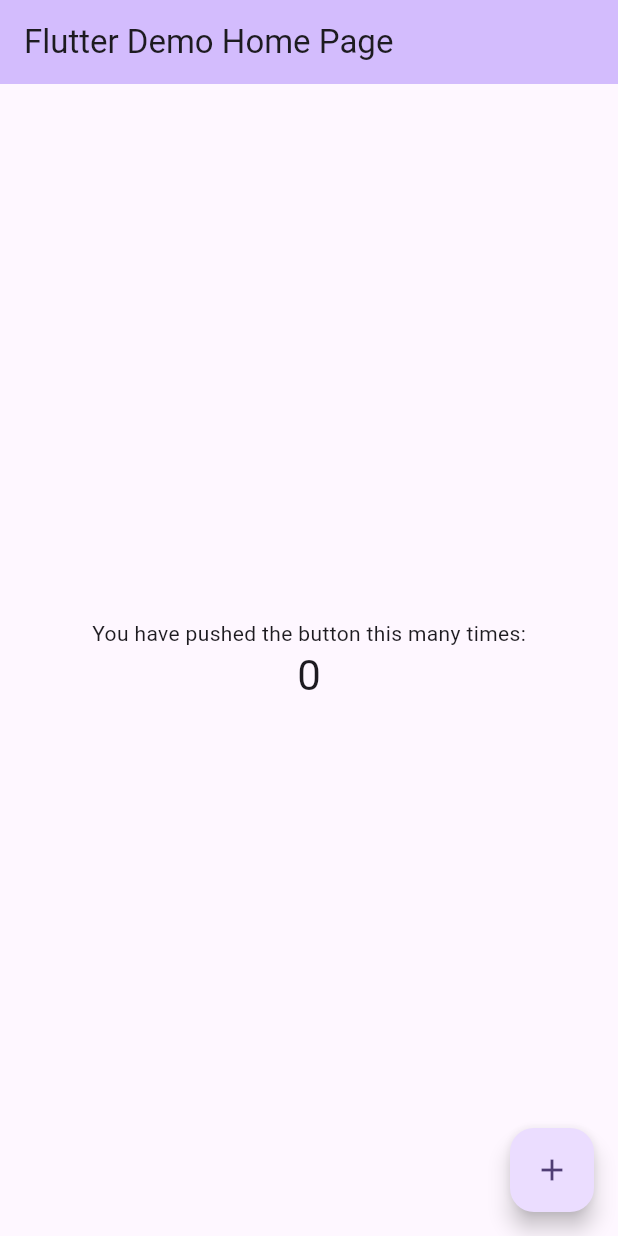
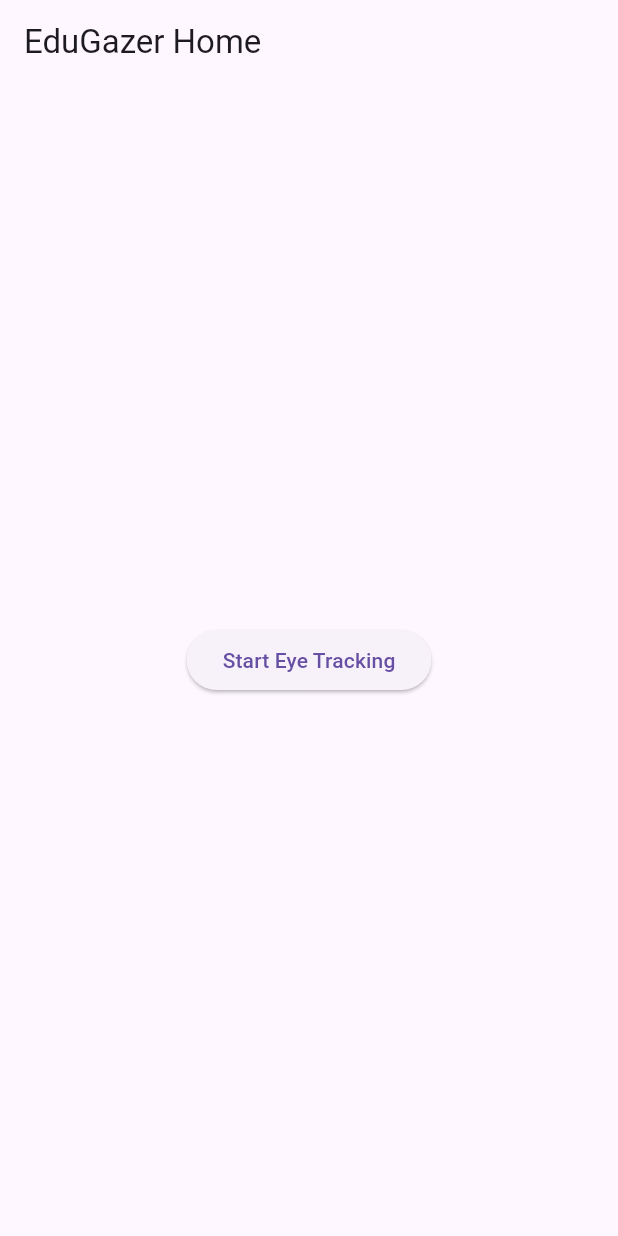
Before and after one commit to noelln/edugaze, a Flutter app: the screen it shows after launch, on a phone screen of 412 x 824 dp. Run offline on Flutter 3.47's test engine with Material 3 defaults, Android fonts, the phone set to English and light mode, and no system bars; missing offline and left inert: dart:js.

Commit message:
Update eye tracking logic and app styling

```diff
--- a/lib/main.dart
+++ b/lib/main.dart
@@ -1,4 +1,5 @@
 import 'package:flutter/material.dart';
+import 'dart:js' as js;
 
 void main() {
   runApp(const MyApp());
@@ -6,120 +7,33 @@ void main() {
 
 class MyApp extends StatelessWidget {
   const MyApp({super.key});
-
-  // This widget is the root of your application.
   @override
   Widget build(BuildContext context) {
     return MaterialApp(
-      title: 'Flutter Demo',
-      theme: ThemeData(
-        // This is the theme of your application.
-        //
-        // TRY THIS: Try running your application with "flutter run". You'll see
-        // the application has a purple toolbar. Then, without quitting the app,
-        // try changing the seedColor in the colorScheme below to Colors.green
-        // and then invoke "hot reload" (save your changes or press the "hot
-        // reload" button in a Flutter-supported IDE, or press "r" if you used
-        // the command line to start the app).
-        //
-        // Notice that the counter didn't reset back to zero; the application
-        // state is not lost during the reload. To reset the state, use hot
-        // restart instead.
-        //
-        // This works for code too, not just values: Most code changes can be
-        // tested with just a hot reload.
-        colorScheme: ColorScheme.fromSeed(seedColor: Colors.deepPurple),
-        useMaterial3: true,
-      ),
-      home: const MyHomePage(title: 'Flutter Demo Home Page'),
+      title: 'EduGazer Demo',
+      theme: ThemeData(primarySwatch: Colors.deepPurple),
+      home: const MyHomePage(),
     );
   }
 }
 
-class MyHomePage extends StatefulWidget {
-  const MyHomePage({super.key, required this.title});
+class MyHomePage extends StatelessWidget {
+  const MyHomePage({super.key});
 
-  // This widget is the home page of your application. It is stateful, meaning
-  // that it has a State object (defined below) that contains fields that affect
-  // how it looks.
-
-  // This class is the configuration for the state. It holds the values (in this
-  // case the title) provided by the parent (in this case the App widget) and
-  // used by the build method of the State. Fields in a Widget subclass are
-  // always marked "final".
-
-  final String title;
-
-  @override
-  State<MyHomePage> createState() => _MyHomePageState();
-}
-
-class _MyHomePageState extends State<MyHomePage> {
-  int _counter = 0;
-
-  void _incrementCounter() {
-    setState(() {
-      // This call to setState tells the Flutter framework that something has
-      // changed in this State, which causes it to rerun the build method below
-      // so that the display can reflect the updated values. If we changed
-      // _counter without calling setState(), then the build method would not be
-      // called again, and so nothing would appear to happen.
-      _counter++;
-    });
+  void startEyeTracking() {
+    js.context.callMethod('startWebGazer');
   }
 
   @override
   Widget build(BuildContext context) {
-    // This method is rerun every time setState is called, for instance as done
-    // by the _incrementCounter method above.
-    //
-    // The Flutter framework has been optimized to make rerunning build methods
-    // fast, so that you can just rebuild anything that needs updating rather
-    // than having to individually change instances of widgets.
     return Scaffold(
-      appBar: AppBar(
-        // TRY THIS: Try changing the color here to a specific color (to
-        // Colors.amber, perhaps?) and trigger a hot reload to see the AppBar
-        // change color while the other colors stay the same.
-        backgroundColor: Theme.of(context).colorScheme.inversePrimary,
-        // Here we take the value from the MyHomePage object that was created by
-        // the App.build method, and use it to set our appbar title.
-        title: Text(widget.title),
-      ),
+      appBar: AppBar(title: const Text("EduGazer Home")),
       body: Center(
-        // Center is a layout widget. It takes a single child and positions it
-        // in the middle of the parent.
-        child: Column(
-          // Column is also a layout widget. It takes a list of children and
-          // arranges them vertically. By default, it sizes itself to fit its
-          // children horizontally, and tries to be as tall as its parent.
-          //
-          // Column has various properties to control how it sizes itself and
-          // how it positions its children. Here we use mainAxisAlignment to
-          // center the children vertically; the main axis here is the vertical
-          // axis because Columns are vertical (the cross axis would be
-          // horizontal).
-          //
-          // TRY THIS: Invoke "debug painting" (choose the "Toggle Debug Paint"
-          // action in the IDE, or press "p" in the console), to see the
-          // wireframe for each widget.
-          mainAxisAlignment: MainAxisAlignment.center,
-          children: <Widget>[
-            const Text(
-              'You have pushed the button this many times:',
-            ),
-            Text(
-              '$_counter',
-              style: Theme.of(context).textTheme.headlineMedium,
-            ),
-          ],
+        child: ElevatedButton(
+          onPressed: startEyeTracking,
+          child: const Text("Start Eye Tracking"),
         ),
       ),
-      floatingActionButton: FloatingActionButton(
-        onPressed: _incrementCounter,
-        tooltip: 'Increment',
-        child: const Icon(Icons.add),
-      ), // This trailing comma makes auto-formatting nicer for build methods.
     );
   }
 }
```
Also changed, not shown: 1 other file.
